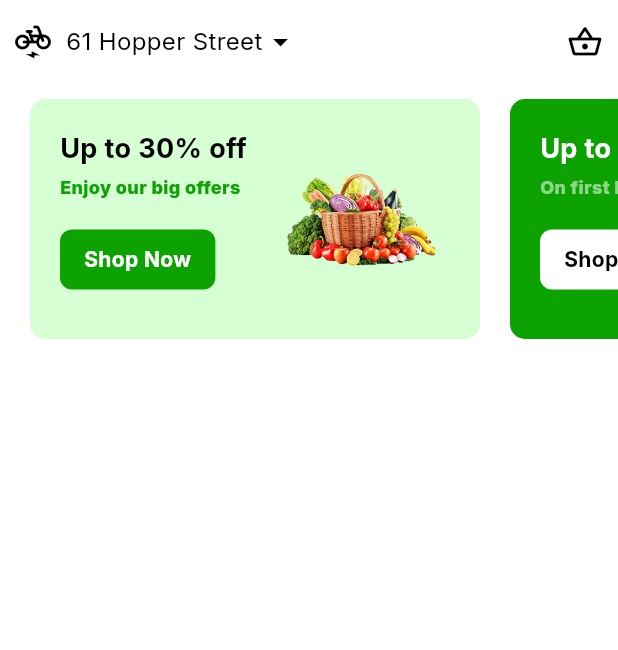
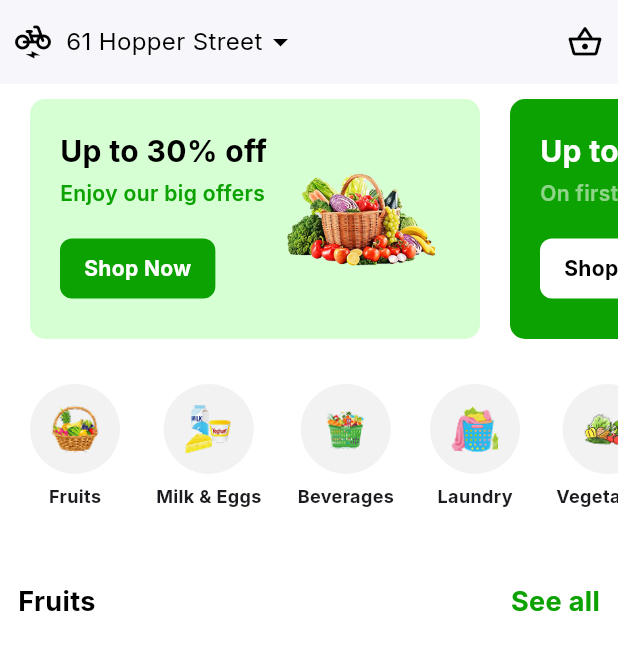
Before and after one commit to iamfarazbaloch/grabber_app, a Flutter app: the screen it shows after launch, on a phone screen of 412 x 824 dp. Shown: the top 650 px of the screen. Run offline on Flutter 3.47's test engine with Material 3 defaults, Android fonts, the light colour scheme and no system bars; our stand-ins replace flutter_riverpod, google_fonts.

Commit message:
category card

```diff
--- a/lib/pages/home_page.dart
+++ b/lib/pages/home_page.dart
@@ -9,13 +9,21 @@ class HomePage extends StatefulWidget {
   State<HomePage> createState() => _HomePageState();
 }
 
+Map<String, dynamic> data = {
+  'assets/icons/fruits.png': 'Fruits',
+  'assets/icons/milk.png': 'Milk & Eggs',
+  'assets/icons/drink.png': 'Beverages',
+  'assets/icons/laundry.png': 'Laundry',
+  'assets/icons/veg.png': 'Vegetables',
+};
+
 class _HomePageState extends State<HomePage> {
   @override
   Widget build(BuildContext context) {
     return Scaffold(
       appBar: AppBar(
         backgroundColor: Colors.white,
-        elevation: 0,
+        elevation: 1.19,
         leadingWidth: 250,
         leading: Padding(
           padding: const EdgeInsets.only(left: 10.0),
@@ -39,8 +47,90 @@ class _HomePageState extends State<HomePage> {
         ],
       ),
       body: Column(
+        spacing: 20,
         children: [
-          SizedBox(
+          CustomCard(),
+          CategoryItem(),
+          Padding(
+            padding: const EdgeInsets.all(12.0),
+            child: Row(
+              mainAxisAlignment: MainAxisAlignment.spaceBetween,
+              children: [
+                Text(
+                  'Fruits',
+                  style: GoogleFonts.inter(
+                    fontSize: 18,
+                    color: Colors.black,
+                    fontWeight: FontWeight.bold,
+                  ),
+                ),
+                Text(
+                  'See all',
+                  style: GoogleFonts.inter(
+                    fontSize: 18,
+                    color: Color(0xFF0CA201),
+                    fontWeight: FontWeight.bold,
+                  ),
+                ),
+              ],
+            ),
+          ),
+        ],
+      ),
+    );
+  }
+}
+
+class CategoryItem extends StatelessWidget {
+  const CategoryItem({super.key});
+
+  @override
+  Widget build(BuildContext context) {
+    return SizedBox(
+      height: 100,
+      child: ListView.builder(
+        scrollDirection: Axis.horizontal,
+        itemCount: data.length,
+        itemBuilder: (context, index) {
+          String imagePath = data.keys.toList()[index];
+          String label = data.values.toList()[index];
+          return Padding(
+            padding: const EdgeInsets.only(left: 20.0, right: 4),
+            child: Column(
+              children: [
+                Container(
+                  height: 60,
+                  width: 60,
+                  padding: const EdgeInsets.all(12),
+                  decoration: BoxDecoration(
+                    color: const Color(0xFFF2F2F2),
+                    shape: BoxShape.circle,
+                  ),
+                  child: Image.asset(imagePath, fit: BoxFit.contain),
+                ),
+                const SizedBox(height: 6),
+                Text(
+                  label,
+                  style: GoogleFonts.inter(
+                    fontSize: 12,
+                    fontWeight: FontWeight.w700,
+                  ),
+                ),
+              ],
+            ),
+          );
+        },
+      ),
+    );
+  }
+}
+
+class CustomCard extends StatelessWidget {
+  const CustomCard({super.key});
+
+  @override
+  Widget build(BuildContext context) {
+    return SizedBox(
       height: 180,
       child: ListView(
         scrollDirection: Axis.horizontal,
@@ -72,12 +162,10 @@ class _HomePageState extends State<HomePage> {
             subtitleColor: Colors.black,
             buttonColor: Colors.white,
             buttonTextColor: Colors.black,
-                  title: 'Up to 50% off',
-                  subtitle: 'Enjoy our big offers',
+            title: 'Fast delivery',
+            subtitle: 'Orders over \$50',
           ),
-              ],
-            ),
-          ),
+          SizedBox(width: 20),
         ],
       ),
     );
--- a/lib/widgets/offer_card.dart
+++ b/lib/widgets/offer_card.dart
@@ -43,7 +43,7 @@ class OfferCard extends StatelessWidget {
                 Text(
                   title,
                   style: GoogleFonts.inter(
-                    fontSize: 18,
+                    fontSize: 20,
                     color: titleColor,
                     fontWeight: FontWeight.bold,
                   ),
@@ -52,9 +52,9 @@ class OfferCard extends StatelessWidget {
                 Text(
                   subtitle,
                   style: GoogleFonts.inter(
-                    fontSize: 12,
+                    fontSize: 14,
                     color: subtitleColor,
-                    fontWeight: FontWeight.w800,
+                    fontWeight: FontWeight.w600,
                   ),
                 ),
                 const SizedBox(height: 20),
--- a/pubspec.yaml
+++ b/pubspec.yaml
@@ -63,6 +63,7 @@ flutter:
   # To add assets to your application, add an assets section, like this:
   assets:
     - assets/images/
+    - assets/icons/
   #   - images/a_dot_ham.jpeg
 
   # An image asset can refer to one or more resolution-specific "variants", see
```
Also changed, not shown: assets/icons/drink.png (added), assets/icons/fruits.png (added), assets/icons/laundry.png (added), assets/icons/milk.png (added), assets/icons/veg.png (added), lib/widgets/category_item.dart (added). Lines whose indentation alone changed are shown as unchanged.
